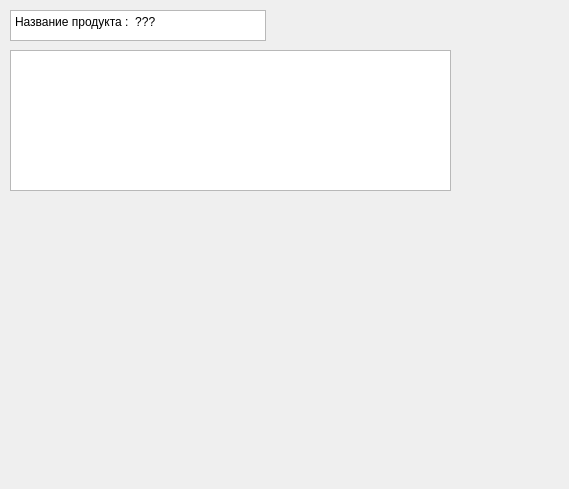
Qt form courseWork/product.ui (mellonii/maltite) before a commit.
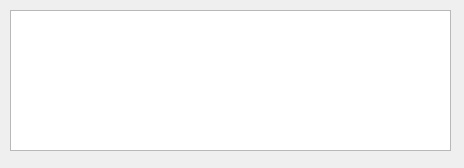
The same form after that commit.

What changed in the file:
```diff
--- a/courseWork/product.ui
+++ b/courseWork/product.ui
@@ -6,36 +6,18 @@
    <rect>
     <x>0</x>
     <y>0</y>
-    <width>569</width>
-    <height>489</height>
+    <width>464</width>
+    <height>168</height>
    </rect>
   </property>
   <property name="windowTitle">
    <string>Dialog</string>
   </property>
-  <widget class="QTextBrowser" name="textBrowser">
-   <property name="geometry">
-    <rect>
-     <x>10</x>
-     <y>10</y>
-     <width>256</width>
-     <height>31</height>
-    </rect>
-   </property>
-   <property name="html">
-    <string>&lt;!DOCTYPE HTML PUBLIC &quot;-//W3C//DTD HTML 4.0//EN&quot; &quot;http://www.w3.org/TR/REC-html40/strict.dtd&quot;&gt;
-&lt;html&gt;&lt;head&gt;&lt;meta name=&quot;qrichtext&quot; content=&quot;1&quot; /&gt;&lt;meta charset=&quot;utf-8&quot; /&gt;&lt;style type=&quot;text/css&quot;&gt;
-p, li { white-space: pre-wrap; }
-hr { height: 1px; border-width: 0; }
-&lt;/style&gt;&lt;/head&gt;&lt;body style=&quot; font-family:'Segoe UI'; font-size:9pt; font-weight:400; font-style:normal;&quot;&gt;
-&lt;p style=&quot; margin-top:0px; margin-bottom:0px; margin-left:0px; margin-right:0px; -qt-block-indent:0; text-indent:0px;&quot;&gt;Название продукта :  ???&lt;/p&gt;&lt;/body&gt;&lt;/html&gt;</string>
-   </property>
-  </widget>
   <widget class="QTableView" name="tableView">
    <property name="geometry">
     <rect>
      <x>10</x>
-     <y>50</y>
+     <y>10</y>
      <width>441</width>
      <height>141</height>
     </rect>
```
